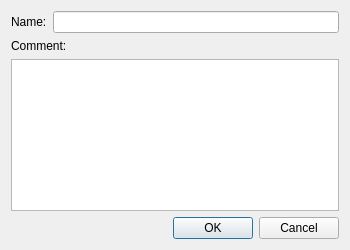
dchapyshev/aspia, file source/client/ui/hosts/local_group_dialog.ui: the form before one commit.
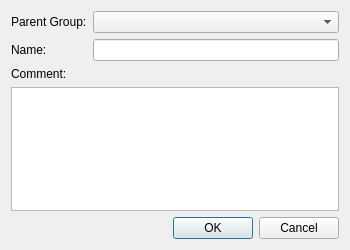
The form after the commit. Custom widgets are drawn as their Qt base class.

```diff
--- a/source/client/ui/hosts/local_group_dialog.ui
+++ b/source/client/ui/hosts/local_group_dialog.ui
@@ -20,13 +20,23 @@
    <item>
     <layout class="QGridLayout" name="gridLayout">
      <item row="0" column="0">
+      <widget class="QLabel" name="label_parent_group">
+       <property name="text">
+        <string>Parent Group:</string>
+       </property>
+      </widget>
+     </item>
+     <item row="0" column="1">
+      <widget class="client::TreeComboBox" name="combo_parent_group"/>
+     </item>
+     <item row="1" column="0">
       <widget class="QLabel" name="label_name">
        <property name="text">
         <string>Name:</string>
        </property>
       </widget>
      </item>
-     <item row="0" column="1">
+     <item row="1" column="1">
       <widget class="QLineEdit" name="edit_name"/>
      </item>
     </layout>
@@ -54,6 +64,13 @@
    </item>
   </layout>
  </widget>
+ <customwidgets>
+  <customwidget>
+   <class>client::TreeComboBox</class>
+   <extends>QComboBox</extends>
+   <header>client/ui/hosts/tree_combo_box.h</header>
+  </customwidget>
+ </customwidgets>
  <resources/>
  <connections/>
 </ui>
```
